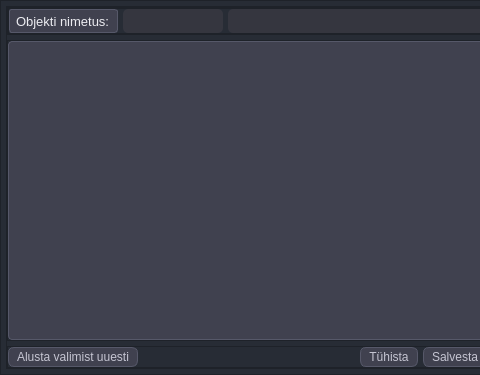
Old version of the form mailabl-qgis/widgets/Properties_connector_new.ui in the repository TuloliKalver/mailabl-qgis; both pictures show x 0 to 480 and y 0 to 375 of the 700 by 375 pixel window.
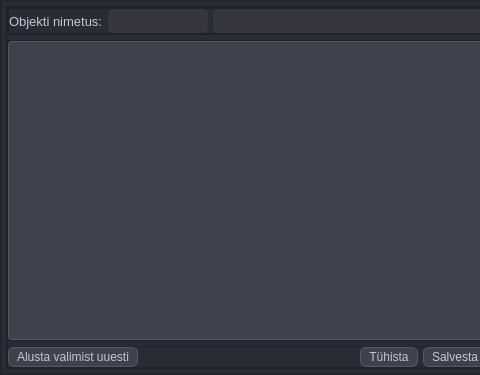
New version of the form. Icons and pictures are not drawn.

Commit message: Add Properties functionality to all available modules cetntralized

What changed in the file:
```diff
--- a/mailabl-qgis/widgets/Properties_connector_new.ui
+++ b/mailabl-qgis/widgets/Properties_connector_new.ui
@@ -28,7 +28,7 @@
   <property name="styleSheet">
    <string notr="true">
 
-#leInfo,#leSelectedProperties {
+#lblDescription {
     border: None;
     background-color: #272c35;
     color: #c5c5d2;
```
Left out of the diff: 8 changed lines with no effect on the pictures. The commit also changes 8 other files.
